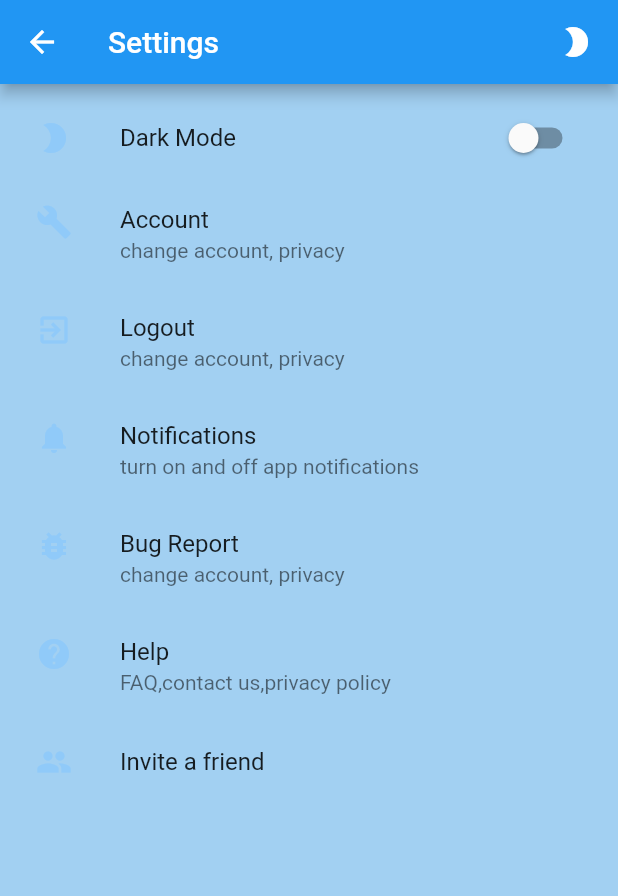
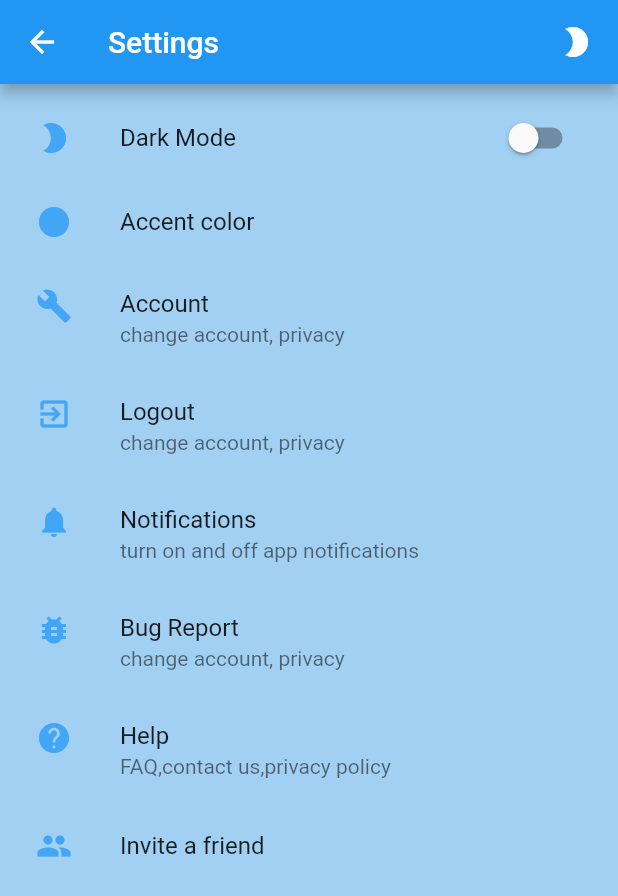
Before and after one commit to kushal05/resource-hub, a Flutter app: the Settings screen opened directly, on a phone screen of 412 x 824 dp. Shown: the top 896 px of the screen. Run offline on Flutter 3.47's test engine with Material 2 defaults, Android fonts, the phone set to English and light mode, and no system bars; our stand-ins replace cloud_firestore, fancy_bottom_navigation, flutter_colorpicker, liquid_pull_to_refresh, share, shared_preferences and 1 more; accounts and stored records are empty.

Commit message:
Implemented accents

```diff
--- a/resource_hub/lib/Globals.dart
+++ b/resource_hub/lib/Globals.dart
@@ -3,6 +3,8 @@ import 'package:flutter/material.dart';
 var posts;
 var postsLength;
 var lastRefreshedTime;
+
+var accentColor = Color(0xff42a5f5);
 
 bool darkThemeEnabled = false;
 
@@ -12,7 +14,8 @@ ThemeData lightMode(){
     canvasColor: Color.fromRGBO(162, 208, 242, 1),
     bottomAppBarColor: Colors.white,
     cardColor: Colors.white,
-    textSelectionColor: Colors.blue
+    textSelectionColor: Colors.blue,
+    accentColor: accentColor,
   );
 }
 
@@ -23,6 +26,7 @@ ThemeData darkMode(){
     canvasColor:Color.fromRGBO(84, 93, 107, 1),
     bottomAppBarColor: Color.fromRGBO(31, 41, 56, 1),
     cardColor: Color.fromRGBO(189, 202, 222, 1),
-    textSelectionColor: Colors.white
+    textSelectionColor: Colors.white,
+    accentColor: accentColor,
   );
 }
--- a/resource_hub/lib/Pages/HomePage.dart
+++ b/resource_hub/lib/Pages/HomePage.dart
@@ -93,6 +93,7 @@ class _HomePageState extends State<HomePage> {
           ],
           bottom: TabBar(
             isScrollable: false,
+            indicatorColor: Theme.of(context).accentColor,
             tabs: [
               Tab(text: "Home", ),
               Tab(text: "My Resources", )
@@ -181,7 +182,7 @@ class _HomePageState extends State<HomePage> {
                                     child: RichText(
                                         text:TextSpan(
                                           text: "${posts[index]['Link']}",
-                                          style: new TextStyle(color: Colors.blue),
+                                          style: new TextStyle(color: Theme.of(context).accentColor),
                                           recognizer: TapGestureRecognizer()
                                             ..onTap = () {
                                               Navigator.of(context).push(MaterialPageRoute(
--- a/resource_hub/lib/Pages/Settings.dart
+++ b/resource_hub/lib/Pages/Settings.dart
@@ -1,4 +1,5 @@
 import 'package:flutter/material.dart';
+import 'package:flutter_colorpicker/flutter_colorpicker.dart';
 import 'package:resourcehub/Globals.dart';
 import 'package:share/share.dart';
 import 'package:shared_preferences/shared_preferences.dart';
@@ -10,10 +11,33 @@ class Settings extends StatefulWidget {
 }
 
 class _SettingsState extends State<Settings> {
-  var icon_color= Colors.blue.shade200;
+
+
+  Color pickerColor = Color(0xff443a49);
+  Color currentColor = Color(0xff443a49);
+
+    Map<int, Color> color =
+  {
+    50:Color.fromRGBO(136,14,79, .1),
+    100:Color.fromRGBO(136,14,79, .2),
+    200:Color.fromRGBO(136,14,79, .3),
+    300:Color.fromRGBO(136,14,79, .4),
+    400:Color.fromRGBO(136,14,79, .5),
+    500:Color.fromRGBO(136,14,79, .6),
+    600:Color.fromRGBO(136,14,79, .7),
+    700:Color.fromRGBO(136,14,79, .8),
+    800:Color.fromRGBO(136,14,79, .9),
+    900:Color.fromRGBO(136,14,79, 1),
+  };
+
+  // ValueChanged<Color> callback
+  void changeColor(Color color) {
+    setState(() => pickerColor = color);
+  }
 
   @override
   Widget build(BuildContext context) {
+      var iconColor= Theme.of(context).accentColor;
     return Scaffold(
       appBar: AppBar(
         leading: Icon(Icons.arrow_back),
@@ -39,7 +63,7 @@ class _SettingsState extends State<Settings> {
                 child: ListTile(
                   leading:  Icon(
                       Icons.brightness_2,
-                      color: icon_color
+                      color: iconColor
                   ),
                   trailing: Switch(
                     value: darkThemeEnabled,
@@ -59,12 +83,51 @@ class _SettingsState extends State<Settings> {
               GestureDetector(
                 behavior: HitTestBehavior.translucent,
                 onTap: () {
+                  showDialog(
+                    context: context,
+                    child: AlertDialog(
+                      title: const Text('Pick a color!'),
+                      content: SingleChildScrollView(
+                        child: BlockPicker(
+                          pickerColor: pickerColor,
+                          onColorChanged: changeColor,
+                        ),
+                      ),
+                      actions: <Widget>[
+                        FlatButton(
+                          child: const Text('Choose'),
+                          onPressed: () {
+                            currentColor = pickerColor;
+                            accentColor = pickerColor;
+                            debugPrint("${pickerColor.value}");
+                            setState((){
+                            });
+                            Navigator.of(context).pop();
+                            AppBuilder.of(context).rebuild();
+                          },
+                        ),
+                      ],
+                    ),
+                  );
+                },
+                child: ListTile(
+                  leading:  Icon(
+                      Icons.brightness_1,
+                      color: iconColor
+                  ),
+                  title: Text("Accent color"),
+                ),
+              ),
+
+              GestureDetector(
+                behavior: HitTestBehavior.translucent,
+                onTap: () {
                   debugPrint("acc pressed");
                 },
                 child: ListTile(
                   leading:  Icon(
                       Icons.build,
-                      color: icon_color
+                      color: iconColor
                   ),
                   title: Text("Account"),
                   subtitle: Text("change account, privacy"),
@@ -79,7 +142,7 @@ class _SettingsState extends State<Settings> {
                 child: ListTile(
                   leading: Icon(
                       Icons.exit_to_app,
-                      color: icon_color
+                      color: iconColor
                   ),
                   title: Text("Logout"),
                   subtitle: Text("change account, privacy"),
@@ -94,7 +157,7 @@ class _SettingsState extends State<Settings> {
                 child: ListTile(
                   leading: Icon(
                       Icons.notifications,
-                      color: icon_color
+                      color: iconColor
                   ),
                   title: Text("Notifications"),
                   subtitle: Text("turn on and off app notifications"),
@@ -109,7 +172,7 @@ class _SettingsState extends State<Settings> {
                 child: ListTile(
                   leading: Icon(
                       Icons.bug_report,
-                      color: icon_color
+                      color: iconColor
                   ),
                   title: Text("Bug Report"),
                   subtitle: Text("change account, privacy"),
@@ -124,7 +187,7 @@ class _SettingsState extends State<Settings> {
                 child: ListTile(
                   leading: Icon(
                     Icons.help,
-                    color: icon_color,
+                    color: iconColor,
                   ),
                   title: Text("Help"),
                   subtitle: Text("FAQ,contact us,privacy policy"),
@@ -143,7 +206,7 @@ class _SettingsState extends State<Settings> {
                 child: ListTile(
                     leading: Icon(
                       Icons.people,
-                      color: icon_color,
+                      color: iconColor,
                     ),
                     title: Text("Invite a friend")
                 ),
--- a/resource_hub/lib/Pages/Skeleton.dart
+++ b/resource_hub/lib/Pages/Skeleton.dart
@@ -42,10 +42,10 @@ class _SkeletonState extends State<Skeleton> {
             _page = index;
           });
         },
-        textColor: Theme.of(context).textSelectionColor,
+        textColor: accentColor,//Theme.of(context).textSelectionColor,
         barBackgroundColor: Theme.of(context).bottomAppBarColor,
-        inactiveIconColor: Colors.blue,
-        activeIconColor: darkThemeEnabled?Colors.blue:Colors.white,
+        inactiveIconColor: Theme.of(context).accentColor,
+        activeIconColor: darkThemeEnabled?Theme.of(context).accentColor:Colors.white,
       ),
       ),
     );
--- a/resource_hub/lib/main.dart
+++ b/resource_hub/lib/main.dart
@@ -37,9 +37,9 @@ class AppBuilder extends StatefulWidget {
   @override
   AppBuilderState createState() => new AppBuilderState();
 
-  @deprecated
+
   static AppBuilderState of(BuildContext context) {
-    return context.ancestorStateOfType(const TypeMatcher<AppBuilderState>());
+    return context.findAncestorStateOfType<AppBuilderState>();
   }
 }
 
--- a/resource_hub/pubspec.yaml
+++ b/resource_hub/pubspec.yaml
@@ -28,6 +28,7 @@ dependencies:
   intl:
   fancy_bottom_navigation:
   shared_preferences:
+  flutter_colorpicker:
 
   # The following adds the Cupertino Icons font to your application.
   # Use with the CupertinoIcons class for iOS style icons.
```
Also changed, not shown: resource_hub/pubspec.lock.
